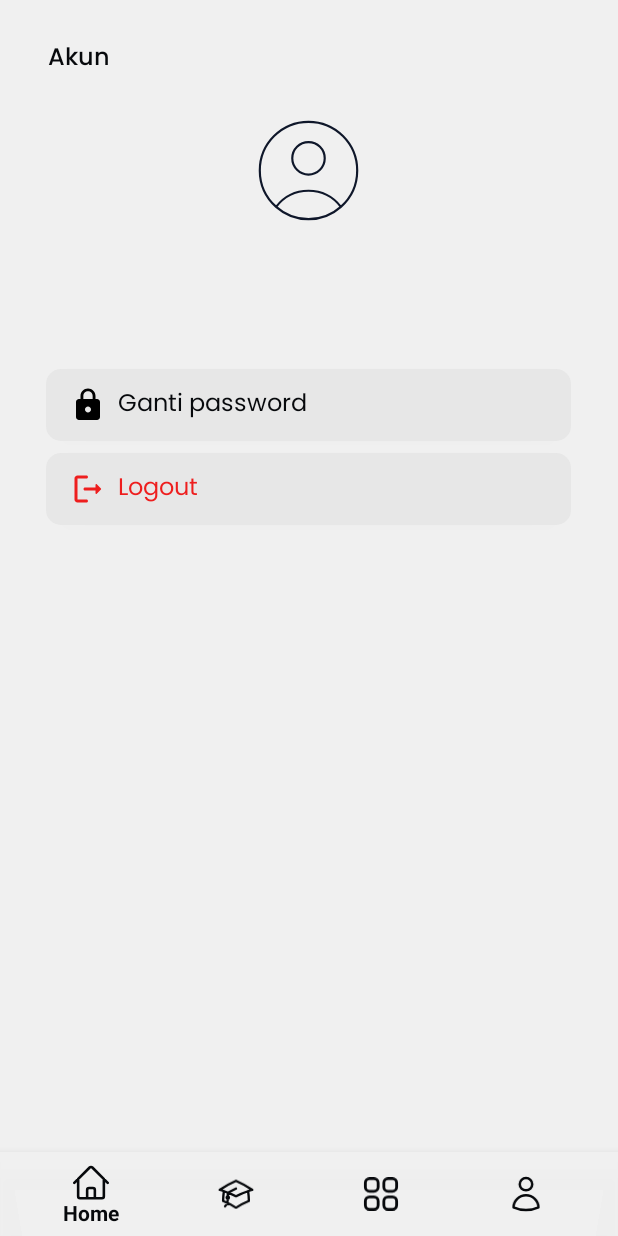
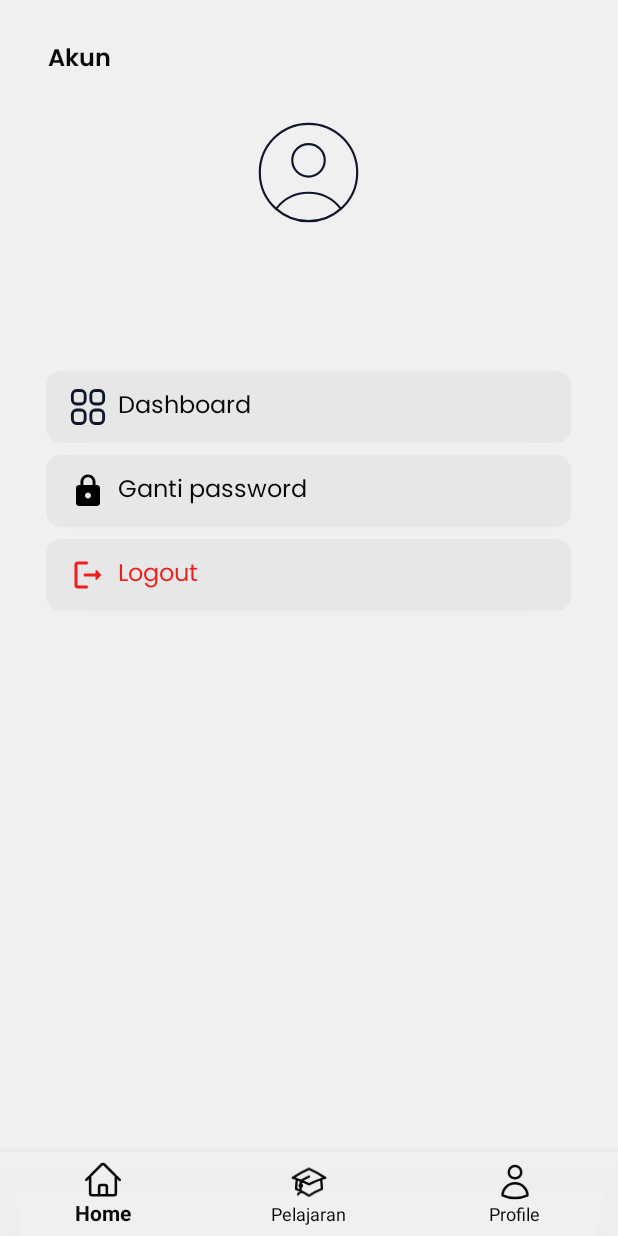
Before and after one commit to aanalma28/uas-android-project, an Android app: the fragment ProfileFragment placed in its activity, on a phone screen of 412 x 824 dp. Run offline under Robolectric (Android 15) with nearby library versions, the phone set to English and light mode, and no system bars; our stand-ins replace Firebase (no records; nobody signed in at launch, a user with empty details on screens opened directly).

Commit message:
[feat] move dashboard menu in profile

```diff
--- a/app/src/main/AndroidManifest.xml
+++ b/app/src/main/AndroidManifest.xml
@@ -13,6 +13,12 @@
         android:theme="@style/Theme.UASProject"
         tools:ignore="AppLinkUrlError"
         tools:targetApi="31">
+        <activity
+            android:name=".DashboardRegisterActivity"
+            android:exported="false" />
+        <activity
+            android:name=".DashboardActivity"
+            android:exported="false" />
         <activity
             android:name=".DetailCourseActivity"
             android:exported="false" />
--- a/app/src/main/java/com/example/uasproject/LoginActivity.java
+++ b/app/src/main/java/com/example/uasproject/LoginActivity.java
@@ -90,9 +90,12 @@ public class LoginActivity extends AppCompatActivity {
                                             }else{
                                                 String nama = task.getResult().child("name").getValue().toString();
                                                 String email = task.getResult().child("email").getValue().toString();
+//                                                String role = task.getResult().child("role").getValue().toString();
+//                                                Log.d("role", "onComplete: " + role);
                                                 editor.putString("nama", nama);
                                                 editor.putString("email", email);
                                                 editor.putBoolean("masuk", true);
+//                                                editor.putString("role", role);
                                                 editor.apply();
                                                 Log.d("firebase success", String.valueOf(task.getResult().getValue()));
                                             }
--- a/app/src/main/java/com/example/uasproject/MainActivity.java
+++ b/app/src/main/java/com/example/uasproject/MainActivity.java
@@ -23,10 +23,7 @@ public class MainActivity extends AppCompatActivity implements NavigationBarView
     private BottomNavigationView bottomNavigationView;
     private HomeFragment homeFragment = new HomeFragment();
     private PelajaranFragment pelajaranFragment = new PelajaranFragment();
-    private DashboardFragment dashboardFragment = new DashboardFragment();
     private ProfileFragment profileFragment = new ProfileFragment();
-    private FirebaseAuth mAuth;
-    private DatabaseHelper db;
 
     public static final String SHARED_PREF_NAME = "myPref";
     private SharedPreferences sharedPreferences;
@@ -40,12 +37,10 @@ public class MainActivity extends AppCompatActivity implements NavigationBarView
         bottomNavigationView.setOnItemSelectedListener(this::onNavigationItemSelected);
         bottomNavigationView.setSelectedItemId(R.id.home);
 
-        mAuth = FirebaseAuth.getInstance();
-
         sharedPreferences = getSharedPreferences(SHARED_PREF_NAME, MODE_PRIVATE);
 
-        FirebaseUser currentUser = mAuth.getCurrentUser();
-        if (currentUser == null){
+        Boolean masuk = sharedPreferences.getBoolean("masuk", true);
+        if (masuk == false ){
             Intent login = new Intent(MainActivity.this, LoginActivity.class);
             startActivity(login);
             finish();
@@ -61,9 +56,6 @@ public class MainActivity extends AppCompatActivity implements NavigationBarView
         } else if (menuItem.getItemId() == R.id.pelajaran) {
             getSupportFragmentManager().beginTransaction().replace(R.id.fl_fragment, pelajaranFragment).commit();
                 return true;
-        }else if (menuItem.getItemId() == R.id.dashboard) {
-                getSupportFragmentManager().beginTransaction().replace(R.id.fl_fragment, dashboardFragment).commit();
-                return true;
         }else if (menuItem.getItemId() == R.id.profile) {
                 getSupportFragmentManager().beginTransaction().replace(R.id.fl_fragment, profileFragment).commit();
                 return true;
--- a/app/src/main/java/com/example/uasproject/ProfileFragment.java
+++ b/app/src/main/java/com/example/uasproject/ProfileFragment.java
@@ -1,5 +1,6 @@
 package com.example.uasproject;
 
+import android.app.Activity;
 import android.content.Context;
 import android.content.Intent;
 import android.content.SharedPreferences;
@@ -22,12 +23,6 @@ import com.google.firebase.database.DataSnapshot;
 import com.google.firebase.database.DatabaseReference;
 import com.google.firebase.database.FirebaseDatabase;
 
-/**
- * A simple {@link Fragment} subclass.
- * Use the {@link ProfileFragment#newInstance} factory method to
- * create an instance of this fragment.
- *
- */
 public class ProfileFragment extends Fragment {
     private FirebaseAuth mAuth = FirebaseAuth.getInstance();
     private DatabaseReference mDb = FirebaseDatabase.getInstance().getReference();
@@ -50,9 +45,10 @@ public class ProfileFragment extends Fragment {
         TextView nama_akun = view.findViewById(R.id.nama_akun);
         TextView email_akun = view.findViewById(R.id.email_akun);
         Button btn_logout = view.findViewById(R.id.logout);
+        Button dashboard = view.findViewById(R.id.dashboard);
 
         sharedPreferences = getActivity().getSharedPreferences("myPref", Context.MODE_PRIVATE);
-
+//        String role = sharedPreferences.getString("role", "");
         btn_logout.setOnClickListener(v -> {
             Intent intent = new Intent(getActivity(), LoginActivity.class);
             SharedPreferences.Editor editor = sharedPreferences.edit();
@@ -64,11 +60,26 @@ public class ProfileFragment extends Fragment {
 
         });
 
+        dashboard.setOnClickListener(v -> {
+//            if (role == "agency") {
+//                Intent intent = new Intent(getActivity(), DashboardActivity.class);
+//                startActivity(intent);
+//            }else {
+                Intent intent = new Intent(getActivity(), DashboardRegisterActivity.class);
+                startActivity(intent);
+//            }
+        });
+
         try{
             String nama = sharedPreferences.getString("nama", "");
             String email = sharedPreferences.getString("email", "");
             nama_akun.setText(nama);
             email_akun.setText(email);
+//            if (role != "agency"){
+//                dashboard.setText("Daftar bimbel");
+//                Log.d("role", "onCreateView: "+role);
+//            }
+
         }catch(Exception e){
             Log.e("Data error", String.valueOf(e));
         }
--- /dev/null
+++ b/app/src/main/res/drawable/course_dark.xml
@@ -0,0 +1,5 @@
+<vector xmlns:android="http://schemas.android.com/apk/res/android" android:height="24dp" android:viewportHeight="20" android:viewportWidth="20" android:width="24dp">
+
+    <path android:fillColor="#0F172A" android:fillType="evenOdd" android:pathData="M9.664,1.319C9.875,1.213 10.124,1.213 10.336,1.319C13.29,2.798 16.041,4.624 18.534,6.743C18.741,6.919 18.837,7.194 18.784,7.46C18.731,7.727 18.538,7.944 18.28,8.028C15.465,8.94 12.825,10.238 10.419,11.859C10.166,12.029 9.834,12.029 9.581,11.859C8.905,11.403 8.211,10.974 7.5,10.571V9.394C7.5,9.15 7.616,8.931 7.802,8.802C8.863,8.067 9.966,7.387 11.107,6.769C11.471,6.571 11.607,6.116 11.409,5.752C11.212,5.388 10.757,5.253 10.392,5.45C9.203,6.095 8.053,6.803 6.947,7.569C6.343,7.988 6,8.676 6,9.394V9.774C4.627,9.092 3.197,8.507 1.72,8.028C1.461,7.944 1.268,7.727 1.215,7.46C1.163,7.194 1.258,6.919 1.466,6.743C3.959,4.624 6.71,2.798 9.664,1.319ZM6,11.46C5.202,11.038 4.383,10.651 3.545,10.301C3.376,11.327 3.245,12.365 3.155,13.415C3.128,13.724 3.294,14.018 3.574,14.154C4.102,14.411 4.62,14.685 5.127,14.975C4.919,15.299 4.673,15.606 4.389,15.889C4.096,16.182 4.096,16.657 4.389,16.95C4.682,17.243 5.157,17.243 5.45,16.95C5.819,16.58 6.139,16.179 6.409,15.756C7.498,16.463 8.533,17.248 9.504,18.104C9.788,18.353 10.212,18.353 10.495,18.104C12.277,16.535 14.27,15.203 16.426,14.154C16.705,14.018 16.872,13.724 16.845,13.415C16.754,12.365 16.624,11.327 16.455,10.301C14.624,11.065 12.884,12.006 11.257,13.102C10.497,13.615 9.503,13.615 8.742,13.102C8.333,12.827 7.917,12.561 7.493,12.305C7.441,13.509 7.079,14.702 6.409,15.756C5.99,15.484 5.562,15.223 5.127,14.975C5.709,14.072 6,13.037 6,12V11.46Z"/>
+
+</vector>
--- a/app/src/main/res/drawable/dashboard.xml
+++ b/app/src/main/res/drawable/dashboard.xml
@@ -1,6 +1,6 @@
 <vector xmlns:android="http://schemas.android.com/apk/res/android"
-    android:width="19dp"
-    android:height="18dp"
+    android:width="24dp"
+    android:height="24dp"
     android:viewportWidth="19"
     android:viewportHeight="18">
   <path
--- a/app/src/main/res/layout/fragment_profile.xml
+++ b/app/src/main/res/layout/fragment_profile.xml
@@ -11,7 +11,7 @@
             android:layout_width="wrap_content"
             android:layout_height="wrap_content"
             android:text="Akun"
-            android:fontFamily="@font/poppinsmedium"
+            android:fontFamily="@font/poppinssemibold"
             android:textSize="16sp"
             android:textColor="@color/black"
             android:layout_marginTop="26dp"
@@ -51,10 +51,29 @@
             android:layout_centerHorizontal="true"/>
 
         <Button
+            android:id="@+id/dashboard"
+            android:layout_width="350dp"
+            android:layout_height="wrap_content"
+            android:layout_below="@+id/email_akun"
+            android:text="Dashboard"
+            android:textAllCaps="false"
+            android:textAlignment="textStart"
+            android:drawablePadding="8dp"
+            android:layout_centerHorizontal="true"
+            android:background="@drawable/btn_profile_shape"
+            android:textColor="@color/black"
+            android:fontFamily="@font/poppinsregular"
+            android:textSize="16sp"
+            android:drawableLeft="@drawable/dashboard"
+            android:layout_marginTop="32dp"
+            android:paddingVertical="10dp"
+            android:paddingHorizontal="16dp"/>
+
+        <Button
             android:id="@+id/ganti_pass"
             android:layout_width="350dp"
             android:layout_height="wrap_content"
-            android:layout_below="@+id/email_akun"
+            android:layout_below="@+id/dashboard"
             android:text="Ganti password"
             android:textAllCaps="false"
             android:textAlignment="textStart"
@@ -65,7 +84,7 @@
             android:fontFamily="@font/poppinsregular"
             android:textSize="16sp"
             android:drawableLeft="@drawable/baseline_lock_24"
-            android:layout_marginTop="32dp"
+            android:layout_marginTop="8dp"
             android:paddingVertical="10dp"
             android:paddingHorizontal="16dp"/>
 
--- a/app/src/main/res/menu/bottom_nav.xml
+++ b/app/src/main/res/menu/bottom_nav.xml
@@ -9,10 +9,6 @@
         android:title="Pelajaran"
         android:icon="@drawable/course"/>
     <item
-        android:id="@+id/dashboard"
-        android:title="Dashboard"
-        android:icon="@drawable/dashboard"/>
-    <item
         android:id="@+id/profile"
         android:title="Profile"
         android:icon="@drawable/person"/>
```
Also changed, not shown: app/src/main/java/com/example/uasproject/DashboardActivity.java (added, +23 -0 lines), app/src/main/java/com/example/uasproject/DashboardFragment.java (deleted, +0 -79 lines), app/src/main/java/com/example/uasproject/DashboardRegisterActivity.java (added, +36 -0 lines), app/src/main/res/drawable/options.xml (added, +27 -0 lines), app/src/main/res/layout/activity_dashboard.xml (added, +79 -0 lines), app/src/main/res/layout/activity_dashboard_register.xml (renamed from app/src/main/res/layout/fragment_dashboard.xml, +25 -10 lines), app/src/main/res/layout/fragment_home.xml (+0 -14 lines), app/src/main/res/layout/item_course_in_dashboard.xml (added, +65 -0 lines).
